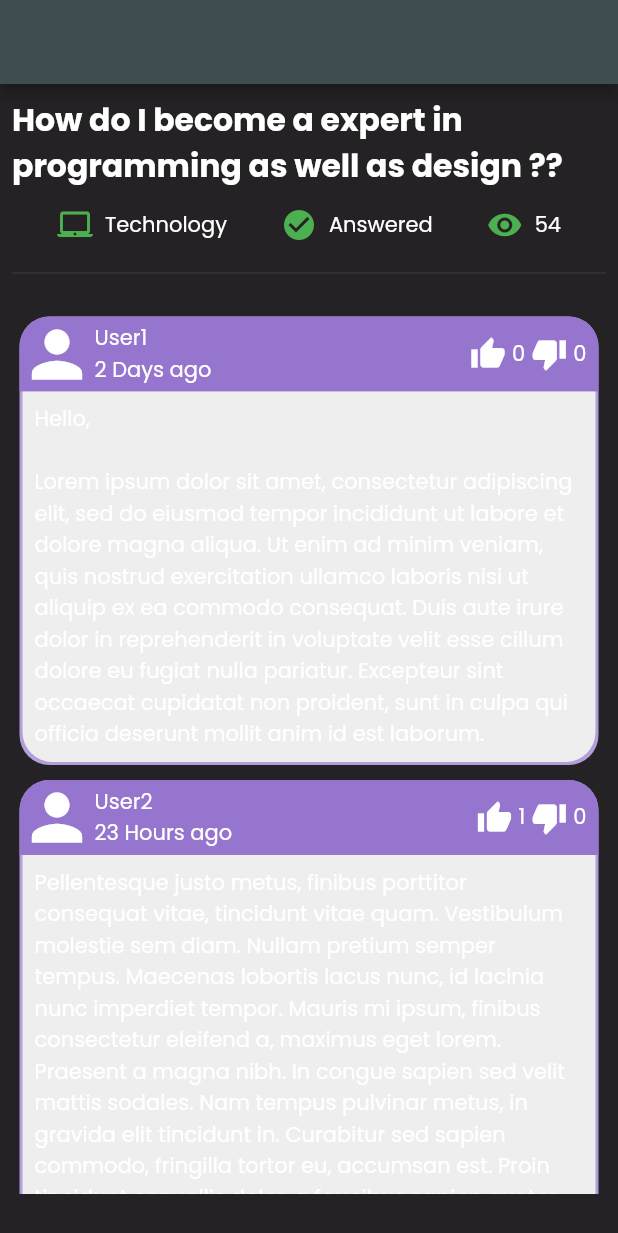
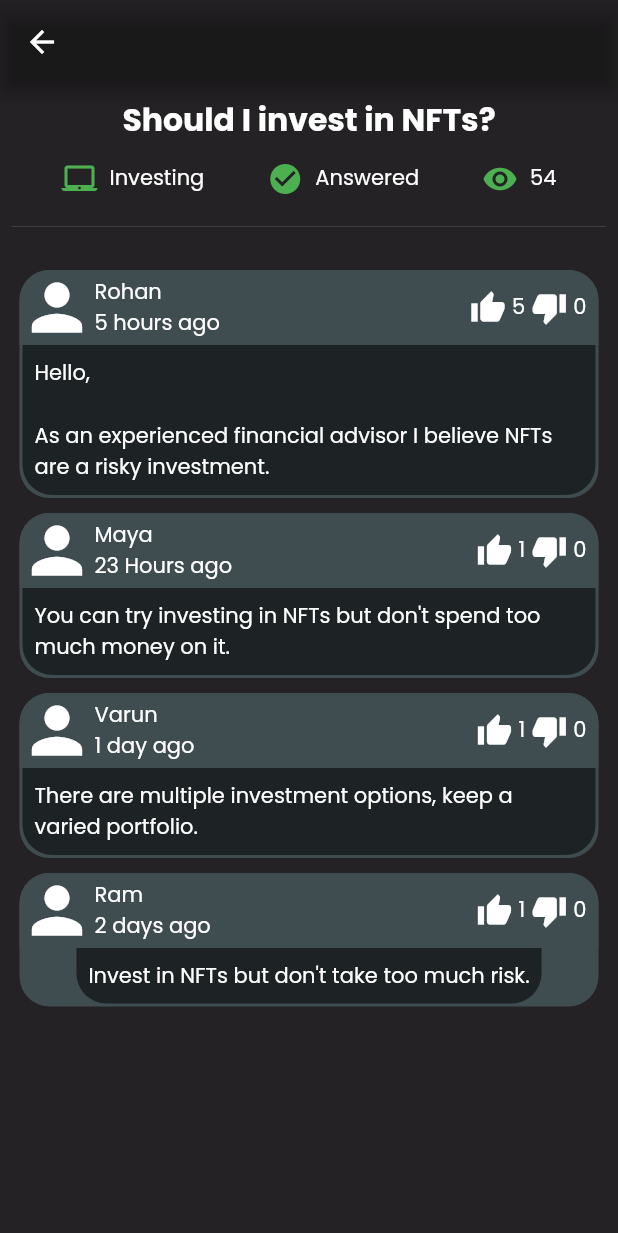
Before and after one commit to hetnakhua/The-Flutterati_Codeshastra, a Flutter app: the ForumDetailPage screen opened directly, on a phone screen of 412 x 824 dp. Shown: the top 1233 px of the screen. Run offline on Flutter 3.47's test engine with Material 2 defaults, Android fonts, the phone set to English and light mode, and no system bars; our stand-ins replace cloud_firestore, dotted_border, firebase_auth, firebase_core, get, glassmorphism and 2 more; missing offline and left inert: custom_line_indicator_bottom_navbar, readsms, telephony; accounts and stored records are empty.

Commit message:
added forum pages

```diff
--- a/lib/screens/Discussion/post.dart
+++ b/lib/screens/Discussion/post.dart
@@ -1,4 +1,5 @@
 import 'package:flutter/material.dart';
+import '../../../constants/colors.dart';
 
 class ForumDetailPage extends StatefulWidget {
   @override
@@ -6,21 +7,21 @@ class ForumDetailPage extends StatefulWidget {
 }
 
 var ForumPostArr = [
-  new ForumPostEntry("User1", "2 Days ago", 0 , 0 , "Hello,\n\nLorem ipsum dolor sit amet, consectetur adipiscing elit, sed do eiusmod tempor incididunt ut labore et dolore magna aliqua. Ut enim ad minim veniam, quis nostrud exercitation ullamco laboris nisi ut aliquip ex ea commodo consequat. Duis aute irure dolor in reprehenderit in voluptate velit esse cillum dolore eu fugiat nulla pariatur. Excepteur sint occaecat cupidatat non proident, sunt in culpa qui officia deserunt mollit anim id est laborum."),
-  new ForumPostEntry("User2", "23 Hours ago", 1 , 0 , "Pellentesque justo metus, finibus porttitor consequat vitae, tincidunt vitae quam. Vestibulum molestie sem diam. Nullam pretium semper tempus. Maecenas lobortis lacus nunc, id lacinia nunc imperdiet tempor. Mauris mi ipsum, finibus consectetur eleifend a, maximus eget lorem. Praesent a magna nibh. In congue sapien sed velit mattis sodales. Nam tempus pulvinar metus, in gravida elit tincidunt in. Curabitur sed sapien commodo, fringilla tortor eu, accumsan est. Proin tincidunt convallis dolor, a faucibus sapien auctor sodales. Duis vitae dapibus metus. Nulla sit amet porta ipsum, posuere tempor tortor.\n\nCurabitur mauris dolor, cursus et mi id, mattis sagittis velit. Duis eleifend mi et ante aliquam elementum. Ut feugiat diam enim, at placerat elit semper vitae. Phasellus vulputate quis ex eu dictum. Cras sapien magna, faucibus at lacus vel, faucibus viverra lorem. Phasellus quis dui tristique, ultricies velit non, cursus lectus. Suspendisse neque nisl, vestibulum non dui in, vulputate placerat elit. Sed at convallis mauris, eu blandit dolor. Vivamus suscipit iaculis erat eu condimentum. Aliquam erat volutpat. Curabitur posuere commodo arcu vel consectetur."),
-  new ForumPostEntry("User3", "2 Days ago", 5 , 0 , "Lorem ipsum dolor sit amet, consectetur adipiscing elit, sed do eiusmod tempor incididunt ut labore et dolore magna aliqua. Ut enim ad minim veniam, quis nostrud exercitation ullamco laboris nisi ut aliquip ex ea commodo consequat. Duis aute irure dolor in reprehenderit in voluptate velit esse cillum dolore eu fugiat nulla pariatur. Excepteur sint occaecat cupidatat non proident, sunt in culpa qui officia deserunt mollit anim id est laborum."),
-  new ForumPostEntry("User4", "2 Days ago", 0 , 0 , "Lorem ipsum dolor sit amet, consectetur adipiscing elit, sed do eiusmod tempor incididunt ut labore et dolore magna aliqua. Ut enim ad minim veniam, quis nostrud exercitation ullamco laboris nisi ut aliquip ex ea commodo consequat. Duis aute irure dolor in reprehenderit in voluptate velit esse cillum dolore eu fugiat nulla pariatur. Excepteur sint occaecat cupidatat non proident, sunt in culpa qui officia deserunt mollit anim id est laborum."),
+  ForumPostEntry("Rohan", "5 hours ago", 5 , 0 , "Hello,\n\nAs an experienced financial advisor I believe NFTs are a risky investment."),
+  ForumPostEntry("Maya", "23 Hours ago", 1 , 0 , "You can try investing in NFTs but don't spend too much money on it."),
+  ForumPostEntry("Varun", "1 day ago", 1 , 0 , "There are multiple investment options, keep a varied portfolio."),
+  ForumPostEntry("Ram", "2 days ago", 1 , 0 , "Invest in NFTs but don't take too much risk."),
 ];
 
 class _ForumDetailPageState extends State<ForumDetailPage> {
   @override
   Widget build(BuildContext context) {
-    var questionSection = new Padding(
+    var questionSection = Padding(
       padding: const EdgeInsets.all(8.0),
       child: new Column(
         children: <Widget>[
           new Text(
-            "How do I become a expert in programming as well as design ??",
+            "Should I invest in NFTs?",
             textScaleFactor: 1.5,
             style: new TextStyle(fontWeight: FontWeight.bold),
           ),
@@ -29,7 +30,7 @@ class _ForumDetailPageState extends State<ForumDetailPage> {
             child: new Row(
               mainAxisAlignment: MainAxisAlignment.spaceAround,
               children: <Widget>[
-                new IconWithText(Icons.laptop_mac, "Technology", iconColor: Colors.green,),
+                new IconWithText(Icons.laptop_mac, "Investing", iconColor: Colors.green,),
                 new IconWithText(
                   Icons.check_circle,
                   "Answered",
@@ -52,9 +53,10 @@ class _ForumDetailPageState extends State<ForumDetailPage> {
         )
     );
 
-    return new Scaffold(
-      appBar: new AppBar(
-        title: new Text("Forum 1"),
+    return Scaffold(
+      appBar: AppBar(
+        backgroundColor: Colors.transparent,
+        foregroundColor: Colors.white,
       ),
       body: new Column(
         children: <Widget>[
@@ -90,14 +92,14 @@ class ForumPost extends StatelessWidget {
     return new Container(
       margin: const EdgeInsets.all(5.0),
       decoration: new BoxDecoration(
-        color: Colors.deepPurple[200],
+        color: outerSpaceGrey,
         borderRadius: const BorderRadius.all(const Radius.circular(20.0)),
       ),
       child: new Column(
         children: <Widget>[
           new Container(
             decoration: new BoxDecoration(
-              color: Colors.deepPurple[300],
+              color: outerSpaceGrey,
               borderRadius: const BorderRadius.only(
                   topLeft: const Radius.circular(20.0),
                   topRight: const Radius.circular(20.0)),
@@ -148,7 +150,7 @@ class ForumPost extends StatelessWidget {
             margin: const EdgeInsets.only(left: 2.0,right: 2.0,bottom: 2.0),
             padding: const EdgeInsets.all(8.0),
             decoration: new BoxDecoration(
-                color: Colors.grey[200],
+                color: Colors.black54,
                 borderRadius: const BorderRadius.only(bottomLeft :const Radius.circular(20.0),bottomRight :const Radius.circular(20.0))
             ),
             child: new Text(entry.text),
```
Also changed, not shown: lib/screens/Discussion/forum.dart (+13 -71 lines), pubspec.lock.
